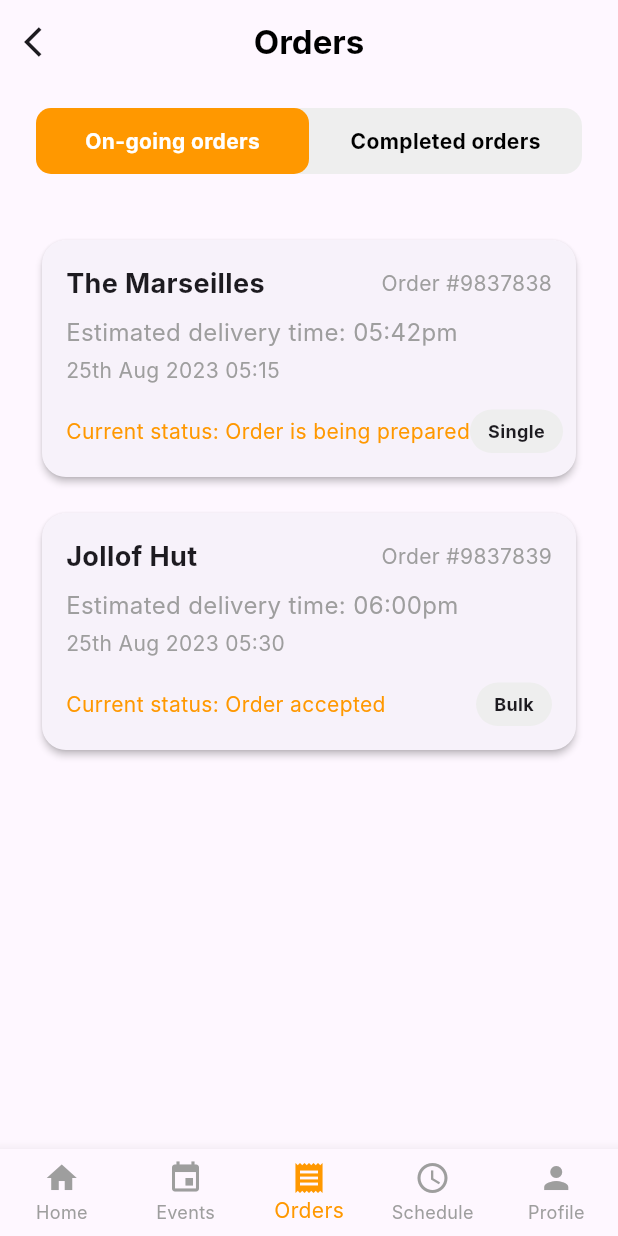
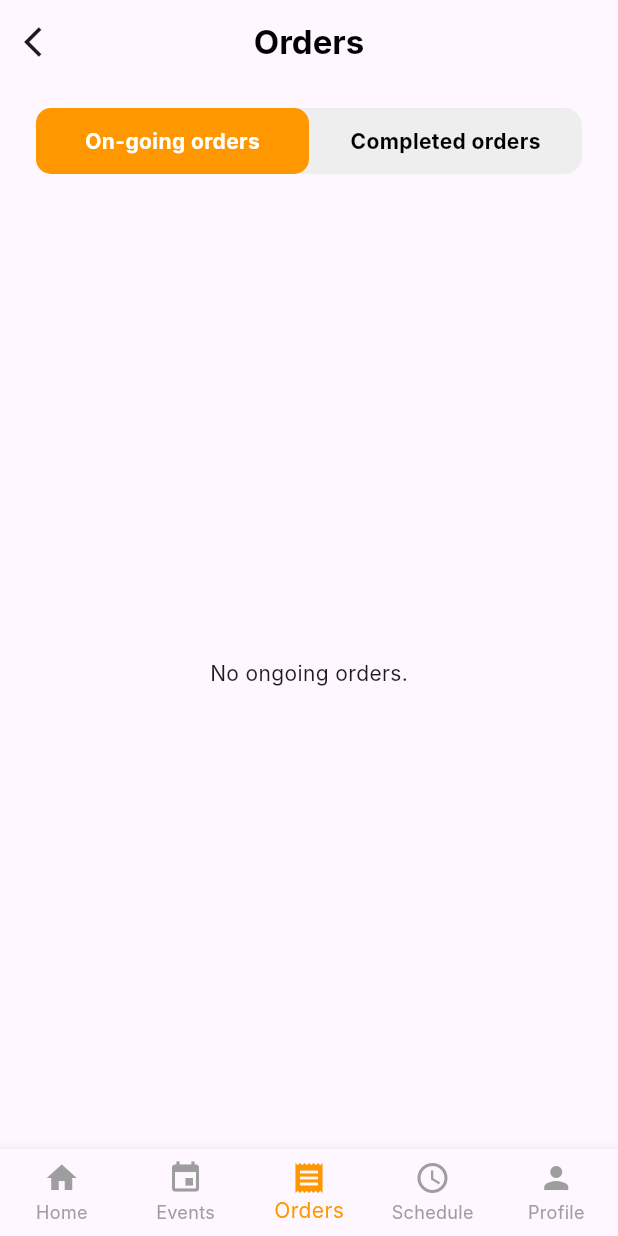
Before and after one commit to progFilthi/food_delivery, a Flutter app: the OrdersScreen screen opened by its route, on a phone screen of 412 x 824 dp. Run offline on Flutter 3.47's test engine with Material 3 defaults, Android fonts, the phone set to English and light mode, and no system bars; our stand-ins replace firebase_auth, firebase_core; accounts and stored records are empty; Roboto replaces fonts that are missing (Inter); statements that could not run were skipped.

Commit message:
Refactor UI components for consistency and readability. Added CircleAvatars in various screens, improved layout with SizedBoxes, and formatted code for better readability. Integrated CartManager in OrdersScreen for dynamic order updates.

```diff
--- /dev/null
+++ b/lib/cart_manager.dart
@@ -0,0 +1,37 @@
+import 'package:flutter/material.dart';
+
+class CartItem {
+  final String name;
+  final int quantity;
+  final double price;
+  final String vendor;
+  final String image;
+
+  CartItem({
+    required this.name,
+    required this.quantity,
+    required this.price,
+    required this.vendor,
+    required this.image,
+  });
+}
+
+class CartManager extends ChangeNotifier {
+  static final CartManager _instance = CartManager._internal();
+  factory CartManager() => _instance;
+  CartManager._internal();
+
+  final List<CartItem> _items = [];
+
+  List<CartItem> get items => List.unmodifiable(_items);
+
+  void addItem(CartItem item) {
+    _items.add(item);
+    notifyListeners();
+  }
+
+  void clear() {
+    _items.clear();
+    notifyListeners();
+  }
+}
--- a/lib/screens/orders/orders_screen.dart
+++ b/lib/screens/orders/orders_screen.dart
@@ -1,4 +1,5 @@
 import 'package:flutter/material.dart';
+import '../../cart_manager.dart';
 
 class OrdersScreen extends StatefulWidget {
   const OrdersScreen({super.key});
@@ -9,6 +10,22 @@ class OrdersScreen extends StatefulWidget {
 
 class _OrdersScreenState extends State<OrdersScreen> {
   bool _showOngoingOrders = true;
+
+  @override
+  void initState() {
+    super.initState();
+    CartManager().addListener(_onCartChanged);
+  }
+
+  @override
+  void dispose() {
+    CartManager().removeListener(_onCartChanged);
+    super.dispose();
+  }
+
+  void _onCartChanged() {
+    setState(() {});
+  }
 
   @override
   Widget build(BuildContext context) {
@@ -31,7 +48,10 @@ class _OrdersScreenState extends State<OrdersScreen> {
       body: Column(
         children: [
           Padding(
-            padding: const EdgeInsets.symmetric(horizontal: 24.0, vertical: 16.0),
+            padding: const EdgeInsets.symmetric(
+              horizontal: 24.0,
+              vertical: 16.0,
+            ),
             child: Container(
               decoration: BoxDecoration(
                 color: Colors.grey[200],
@@ -49,14 +69,18 @@ class _OrdersScreenState extends State<OrdersScreen> {
                       child: Container(
                         padding: const EdgeInsets.symmetric(vertical: 12),
                         decoration: BoxDecoration(
-                          color: _showOngoingOrders ? Colors.orange : Colors.transparent,
+                          color: _showOngoingOrders
+                              ? Colors.orange
+                              : Colors.transparent,
                           borderRadius: BorderRadius.circular(10),
                         ),
                         child: Center(
                           child: Text(
                             'On-going orders',
                             style: TextStyle(
-                              color: _showOngoingOrders ? Colors.white : Colors.black,
+                              color: _showOngoingOrders
+                                  ? Colors.white
+                                  : Colors.black,
                               fontWeight: FontWeight.bold,
                             ),
                           ),
@@ -74,14 +98,18 @@ class _OrdersScreenState extends State<OrdersScreen> {
                       child: Container(
                         padding: const EdgeInsets.symmetric(vertical: 12),
                         decoration: BoxDecoration(
-                          color: !_showOngoingOrders ? Colors.orange : Colors.transparent,
+                          color: !_showOngoingOrders
+                              ? Colors.orange
+                              : Colors.transparent,
                           borderRadius: BorderRadius.circular(10),
                         ),
                         child: Center(
                           child: Text(
                             'Completed orders',
                             style: TextStyle(
-                              color: !_showOngoingOrders ? Colors.white : Colors.black,
+                              color: !_showOngoingOrders
+                                  ? Colors.white
+                                  : Colors.black,
                               fontWeight: FontWeight.bold,
                             ),
                           ),
@@ -94,32 +122,22 @@ class _OrdersScreenState extends State<OrdersScreen> {
             ),
           ),
           Expanded(
-            child: _showOngoingOrders ? _buildOngoingOrdersList(context) : _buildCompletedOrdersList(),
+            child: _showOngoingOrders
+                ? _buildOngoingOrdersList(context)
+                : _buildCompletedOrdersList(),
           ),
         ],
       ),
       bottomNavigationBar: BottomNavigationBar(
         items: const <BottomNavigationBarItem>[
-          BottomNavigationBarItem(
-            icon: Icon(Icons.home),
-            label: 'Home',
-          ),
-          BottomNavigationBarItem(
-            icon: Icon(Icons.event),
-            label: 'Events',
-          ),
-          BottomNavigationBarItem(
-            icon: Icon(Icons.receipt),
-            label: 'Orders',
-          ),
+          BottomNavigationBarItem(icon: Icon(Icons.home), label: 'Home'),
+          BottomNavigationBarItem(icon: Icon(Icons.event), label: 'Events'),
+          BottomNavigationBarItem(icon: Icon(Icons.receipt), label: 'Orders'),
           BottomNavigationBarItem(
             icon: Icon(Icons.schedule),
             label: 'Schedule',
           ),
-          BottomNavigationBarItem(
-            icon: Icon(Icons.person),
-            label: 'Profile',
-          ),
+          BottomNavigationBarItem(icon: Icon(Icons.person), label: 'Profile'),
         ],
         currentIndex: 2, // Highlight Orders tab
         selectedItemColor: Colors.orange,
@@ -137,43 +155,50 @@ class _OrdersScreenState extends State<OrdersScreen> {
   }
 
   Widget _buildOngoingOrdersList(BuildContext context) {
-    return ListView(
+    final cartItems = CartManager().items;
+    if (cartItems.isEmpty) {
+      return const Center(child: Text('No ongoing orders.'));
+    }
+    return ListView.builder(
       padding: const EdgeInsets.all(24.0),
-      children: [
-        GestureDetector(
-          onTap: () {
-            Navigator.pushNamed(context, '/order_status');
-          },
+      itemCount: cartItems.length,
+      itemBuilder: (context, index) {
+        final item = cartItems[index];
+        return Padding(
+          padding: const EdgeInsets.only(bottom: 16.0),
           child: _buildOrderCard(
-            'The Marseilles',
+            item.vendor,
             'Estimated delivery time: 05:42pm',
-            '25th Aug 2023 05:15',
-            'Order #9837838',
+            'Today',
+            'Order #${index + 1}',
             'Single',
             'Current status: Order is being prepared',
+            image: item.image,
+            itemName: item.name,
+            quantity: item.quantity,
+            price: item.price,
           ),
-        ),
-        const SizedBox(height: 16),
-        _buildOrderCard(
-          'Jollof Hut',
-          'Estimated delivery time: 06:00pm',
-          '25th Aug 2023 05:30',
-          'Order #9837839',
-          'Bulk',
-          'Current status: Order accepted',
-        ),
-      ],
+        );
+      },
     );
   }
 
   Widget _buildCompletedOrdersList() {
-    return const Center(
-      child: Text('No completed orders yet.'),
-    );
+    return const Center(child: Text('No completed orders yet.'));
   }
 
   Widget _buildOrderCard(
-      String vendorName, String deliveryTime, String orderDate, String orderNumber, String orderType, String status) {
+    String vendorName,
+    String deliveryTime,
+    String orderDate,
+    String orderNumber,
+    String orderType,
+    String status, {
+    String? image,
+    String? itemName,
+    int? quantity,
+    double? price,
+  }) {
     return Card(
       elevation: 2,
       shape: RoundedRectangleBorder(borderRadius: BorderRadius.circular(16)),
@@ -183,11 +208,27 @@ class _OrdersScreenState extends State<OrdersScreen> {
           crossAxisAlignment: CrossAxisAlignment.start,
           children: [
             Row(
-              mainAxisAlignment: MainAxisAlignment.spaceBetween,
               children: [
-                Text(
-                  vendorName,
-                  style: const TextStyle(fontSize: 18, fontWeight: FontWeight.bold),
+                CircleAvatar(
+                  radius: 28,
+                  backgroundImage: AssetImage(image ?? 'assets/jollof.jpg'),
+                ),
+                const SizedBox(width: 16),
+                Expanded(
+                  child: Column(
+                    crossAxisAlignment: CrossAxisAlignment.start,
+                    children: [
+                      Text(
+                        vendorName,
+                        style: const TextStyle(
+                          fontSize: 18,
+                          fontWeight: FontWeight.bold,
+                        ),
+                      ),
+                      if (itemName != null)
+                        Text(itemName, style: const TextStyle(fontSize: 16)),
+                    ],
+                  ),
                 ),
                 Text(
                   orderNumber,
@@ -205,7 +246,14 @@ class _OrdersScreenState extends State<OrdersScreen> {
               orderDate,
               style: const TextStyle(fontSize: 14, color: Colors.grey),
             ),
-            const SizedBox(height: 16),
+            if (quantity != null && price != null)
+              Padding(
+                padding: const EdgeInsets.symmetric(vertical: 8.0),
+                child: Text(
+                  'Qty: $quantity  |  £${(price * quantity).toStringAsFixed(2)}',
+                ),
+              ),
+            const SizedBox(height: 8),
             Row(
               mainAxisAlignment: MainAxisAlignment.spaceBetween,
               children: [
@@ -214,14 +262,20 @@ class _OrdersScreenState extends State<OrdersScreen> {
                   style: const TextStyle(fontSize: 14, color: Colors.orange),
                 ),
                 Container(
-                  padding: const EdgeInsets.symmetric(horizontal: 12, vertical: 6),
+                  padding: const EdgeInsets.symmetric(
+                    horizontal: 12,
+                    vertical: 6,
+                  ),
                   decoration: BoxDecoration(
                     color: Colors.grey[200],
                     borderRadius: BorderRadius.circular(20),
                   ),
                   child: Text(
                     orderType,
-                    style: const TextStyle(fontSize: 12, fontWeight: FontWeight.bold),
+                    style: const TextStyle(
+                      fontSize: 12,
+                      fontWeight: FontWeight.bold,
+                    ),
                   ),
                 ),
               ],
```
Also changed, not shown: lib/screens/authentication/verification_code_screen.dart (+25 -10 lines), lib/screens/home/home_screen.dart (+8 -15 lines), lib/screens/home/item_details_screen.dart (+31 -8 lines), lib/screens/home/vendor_details_screen.dart (+31 -5 lines), lib/screens/orders/order_summary_screen.dart (+13 -6 lines).
